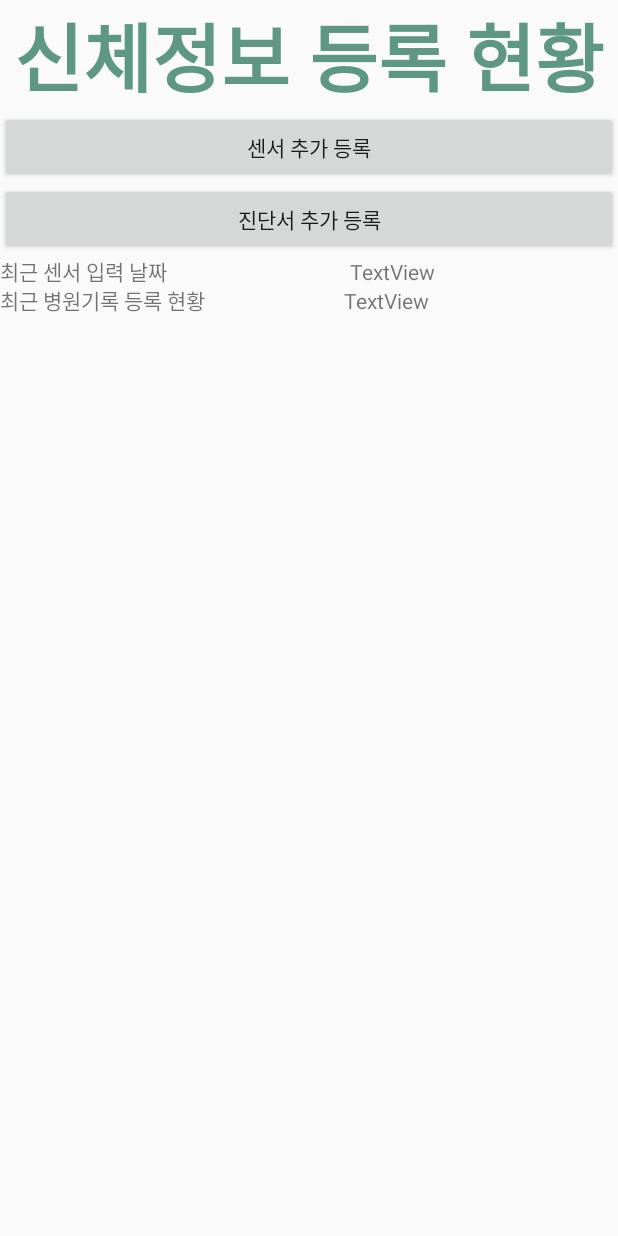
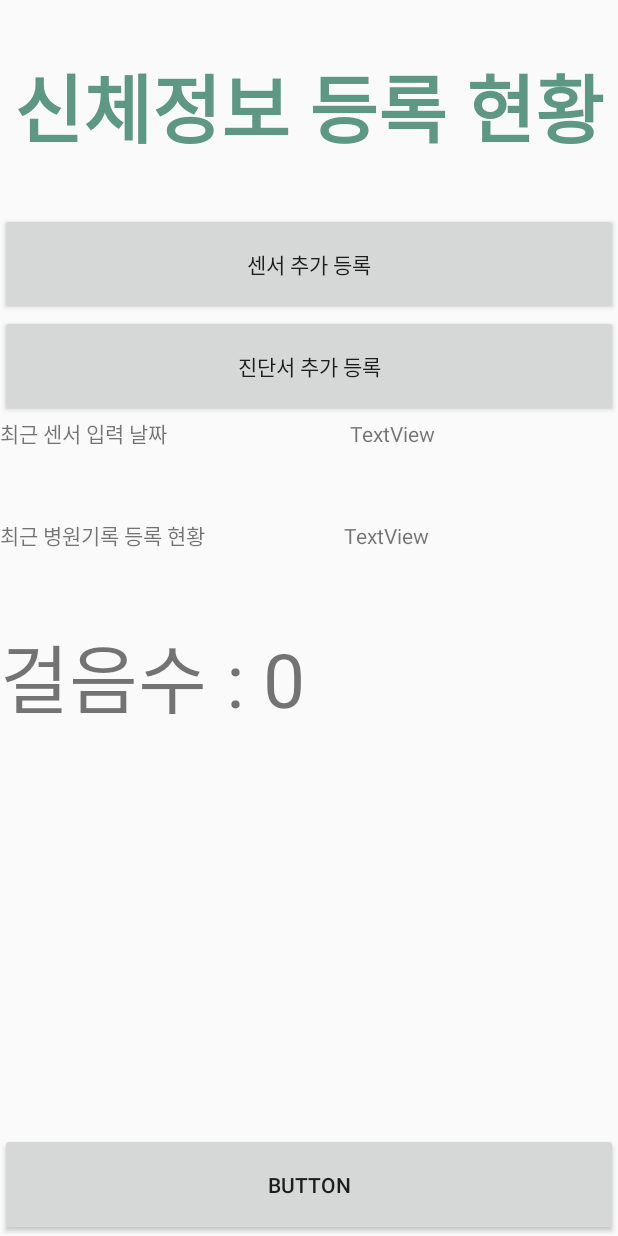
Before and after one commit to heidi618/ohyes_android, an Android app: the physicInfoActivity screen opened directly, with no data from a screen before it, on a phone screen of 412 x 824 dp. Run offline under Robolectric (Android 15) with nearby library versions, the phone set to English and light mode, and no system bars.

Commit message:
걸음수

```diff
--- a/app/src/main/AndroidManifest.xml
+++ b/app/src/main/AndroidManifest.xml
@@ -32,6 +32,9 @@
             </intent-filter>
         </activity>
         <activity android:name=".Activity.MainActivity" />
+
     </application>
 
+
+
 </manifest>
--- a/app/src/main/java/com/example/mywifi_demo/Activity/physicInfoActivity.java
+++ b/app/src/main/java/com/example/mywifi_demo/Activity/physicInfoActivity.java
@@ -2,21 +2,39 @@ package com.example.mywifi_demo.Activity;
 
 import androidx.appcompat.app.AppCompatActivity;
 
+import android.app.PendingIntent;
+import android.content.Context;
 import android.content.Intent;
+import android.hardware.Sensor;
+import android.hardware.SensorEvent;
+import android.hardware.SensorEventListener;
+import android.hardware.SensorManager;
 import android.os.Bundle;
+import android.util.Log;
 import android.view.View;
 import android.widget.Button;
+import android.widget.TextView;
+import android.widget.TimePicker;
+import android.widget.Toast;
 
 import com.example.mywifi_demo.R;
 
-public class physicInfoActivity extends AppCompatActivity {
+import java.text.ParseException;
+import java.text.SimpleDateFormat;
+import java.util.Date;
 
+public class physicInfoActivity extends AppCompatActivity implements SensorEventListener {
+    private SensorManager sensorManager;
+    private Sensor stepDetectorSensor;
+    TextView tvStepDetector;
+    private  int mStepDetector;
     @Override
     protected void onCreate(Bundle savedInstanceState) {
         super.onCreate(savedInstanceState);
         setContentView(R.layout.activity_physic_info);
         Button btn_sensor = (Button) findViewById(R.id.btn_input_sensor);
         Button btn_cert = (Button) findViewById(R.id.btn_input_certificate);
+
 
         btn_sensor.setOnClickListener(new View.OnClickListener() {
             @Override
@@ -34,6 +52,38 @@ public class physicInfoActivity extends AppCompatActivity {
             }
         });
 
+        //stepdecetor
+        tvStepDetector=(TextView)findViewById(R.id.txt_step);
+        sensorManager=(SensorManager)getSystemService(Context.SENSOR_SERVICE);
+        stepDetectorSensor=sensorManager.getDefaultSensor(Sensor.TYPE_STEP_DETECTOR);
+        if(stepDetectorSensor==null){
+            Toast.makeText(this,"No Step Detect Seonsor",Toast.LENGTH_SHORT).show();
+        }
+    }
+    @Override
+    protected void onResume(){
+        super.onResume();
+        sensorManager.registerListener(this,stepDetectorSensor,SensorManager.SENSOR_DELAY_UI);
+
+    }
+    @Override
+    protected void onPause(){
+        super.onPause();
+        sensorManager.unregisterListener(this);
+    }
+
+    @Override
+    public void onSensorChanged(SensorEvent event){
+        if(event.sensor.getType()==Sensor.TYPE_STEP_DETECTOR){
+            if(event.values[0]==1.0f){
+                mStepDetector++;
+                tvStepDetector.setText("걸음수 : "+String.valueOf(mStepDetector));
+            }
+        }
+    }
+    @Override
+    public void onAccuracyChanged(Sensor sensor, int accuracy){
+
     }
 
 }
--- a/app/src/main/res/layout/activity_input_seonsor.xml
+++ b/app/src/main/res/layout/activity_input_seonsor.xml
@@ -58,5 +58,6 @@
             android:layout_width="match_parent"
             android:layout_height="wrap_content"
             android:text="저장하기" />
+
     </LinearLayout>
 </androidx.constraintlayout.widget.ConstraintLayout>
--- a/app/src/main/res/layout/activity_physic_info.xml
+++ b/app/src/main/res/layout/activity_physic_info.xml
@@ -17,6 +17,7 @@
             android:id="@+id/textView4"
             android:layout_width="match_parent"
             android:layout_height="wrap_content"
+            android:layout_weight="1"
             android:gravity="center"
             android:text="신체정보 등록 현황"
             android:textColor="@color/dark"
@@ -27,18 +28,21 @@
         <Button
             android:id="@+id/btn_input_sensor"
             android:layout_width="match_parent"
-            android:layout_height="wrap_content"
+            android:layout_height="0dp"
+            android:layout_weight="1"
             android:text="센서 추가 등록" />
 
         <Button
             android:id="@+id/btn_input_certificate"
             android:layout_width="match_parent"
-            android:layout_height="wrap_content"
+            android:layout_height="0dp"
+            android:layout_weight="1"
             android:text="진단서 추가 등록" />
 
         <LinearLayout
             android:layout_width="match_parent"
-            android:layout_height="wrap_content"
+            android:layout_height="0dp"
+            android:layout_weight="1"
             android:orientation="horizontal">
 
             <TextView
@@ -59,7 +63,8 @@
 
         <LinearLayout
             android:layout_width="match_parent"
-            android:layout_height="wrap_content"
+            android:layout_height="0dp"
+            android:layout_weight="1"
             android:orientation="horizontal">
 
             <TextView
@@ -78,5 +83,22 @@
 
         </LinearLayout>
 
+        <TextView
+            android:id="@+id/txt_step"
+            android:layout_width="match_parent"
+            android:layout_height="0dp"
+            android:layout_weight="5"
+            android:text="걸음수 : 0"
+            android:textAllCaps="false"
+            android:textSize="50sp"
+            app:autoSizeTextType="none" />
+
+        <Button
+            android:id="@+id/btn_reset"
+            android:layout_width="match_parent"
+            android:layout_height="0dp"
+            android:layout_weight="1"
+            android:text="Button" />
+
     </LinearLayout>
 </androidx.constraintlayout.widget.ConstraintLayout>
```
